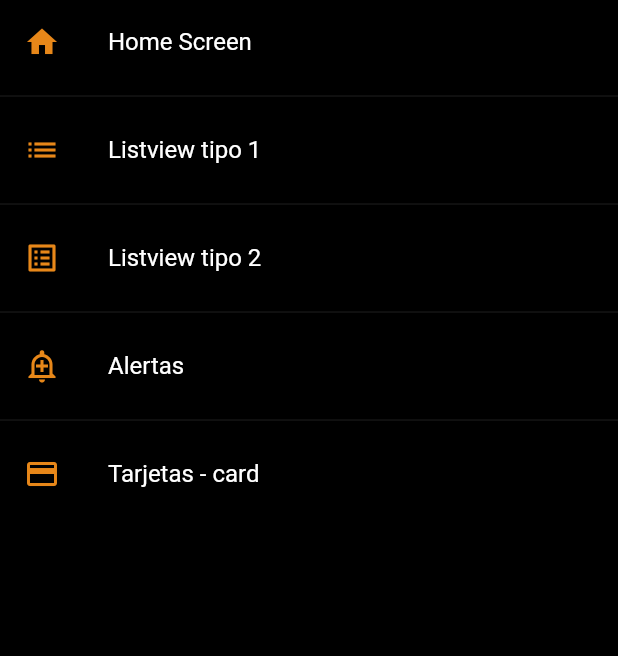
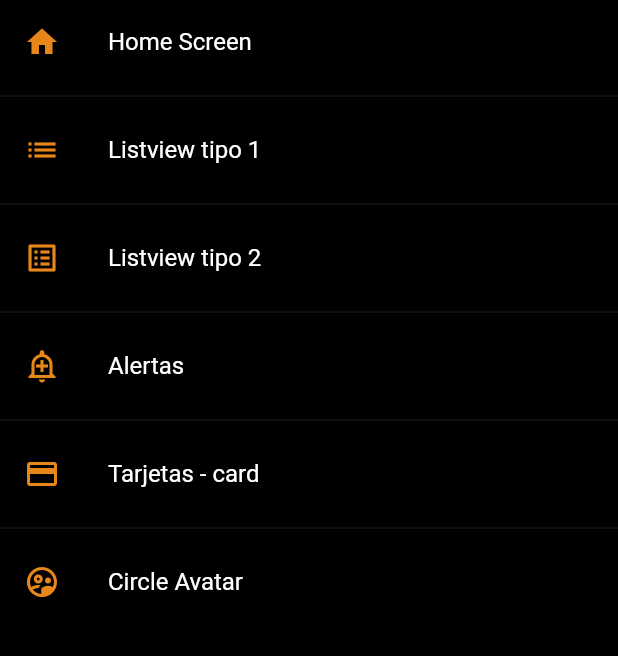
Before and after one commit to leone2016/flutter, a Flutter app: the screen it shows after launch, on a phone screen of 412 x 824 dp, the part 84-740 px from its top. Run offline on Flutter 3.47's test engine with Material 2 defaults, Android fonts, the phone set to English and light mode, and no system bars.

Commit message:
widget - circle avatar

```diff
--- a/seccion6/flutter_componentes/lib/router/app_routes.dart
+++ b/seccion6/flutter_componentes/lib/router/app_routes.dart
@@ -5,30 +5,17 @@ import 'package:flutter_componentes/screens/index.dart';
 class AppRoutes {
   static final menuOptions = <MenuOption>[
     MenuOption(
-        route: 'home',
-        icon: Icons.home,
-        name: 'Home Screen',
-        screen: const HomeScreen()),
+        route: 'home',icon: Icons.home,name: 'Home Screen',screen: const HomeScreen()),
     MenuOption(
-        route: 'listView1',
-        icon: Icons.list,
-        name: 'Listview tipo 1',
-        screen: const ListViewScreen()),
+        route: 'listView1',icon: Icons.list,name: 'Listview tipo 1',screen: const ListViewScreen()),
     MenuOption(
-        route: 'listView2',
-        icon: Icons.list_alt,
-        name: 'Listview tipo 2',
-        screen: const ListView2Screen()),
+        route: 'listView2',icon: Icons.list_alt,name: 'Listview tipo 2',screen: const ListView2Screen()),
     MenuOption(
-        route: 'alert',
-        icon: Icons.add_alert_outlined,
-        name: 'Alertas',
-        screen: const AlertScreen()),
+        route: 'alert', icon: Icons.add_alert_outlined, name: 'Alertas', screen: const AlertScreen()),
     MenuOption(
-        route: 'Card',
-        icon: Icons.credit_card,
-        name: 'Tarjetas - card',
-        screen: const CartScreen())
+        route: 'Card', icon: Icons.credit_card, name: 'Tarjetas - card', screen: const CartScreen()),
+    MenuOption(
+        route: 'Avatar', icon: Icons.supervised_user_circle_outlined, name: 'Circle Avatar', screen: const AvatarScreen())
   ];
 
   static const initialRoute = 'home';
--- a/seccion6/flutter_componentes/lib/screens/index.dart
+++ b/seccion6/flutter_componentes/lib/screens/index.dart
@@ -1,3 +1,4 @@
+export 'package:flutter_componentes/screens/avatar_screen.dart';
 export 'package:flutter_componentes/screens/home_screen.dart';
 export 'package:flutter_componentes/screens/alert_screen.dart';
 export 'package:flutter_componentes/screens/cart_screen.dart';
--- a/seccion6/flutter_componentes/lib/theme/app_theme.dart
+++ b/seccion6/flutter_componentes/lib/theme/app_theme.dart
@@ -8,7 +8,7 @@ class AppTheme {
       primaryColor: Colors.green,
 
       //AppBar
-      appBarTheme: const AppBarTheme(color: primary, elevation: 0),
+      appBarTheme: const AppBarTheme(color: primary, elevation: 0, centerTitle: true),
       scaffoldBackgroundColor: Colors.black,
       textButtonTheme: TextButtonThemeData(style: TextButton.styleFrom(primary: primary)),
       //color para botones flotantes
```
Also changed, not shown: seccion6/flutter_componentes/lib/screens/avatar_screen.dart (added, +30 -0 lines).
